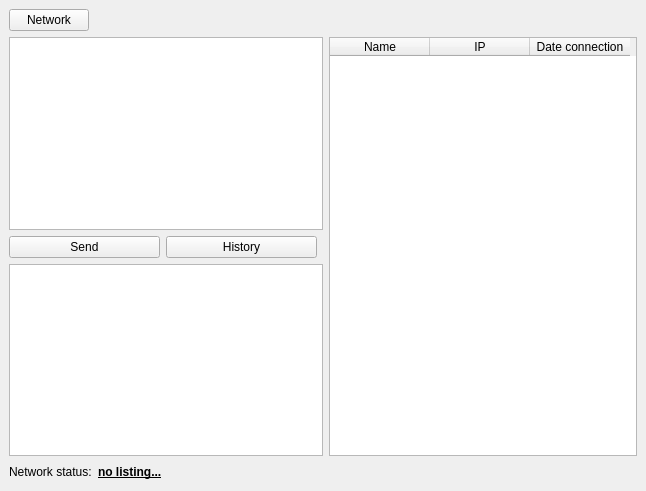
First picture: the form in tcp_chat/client/client/mainwindow.ui, repository bk-ru/OneDayCode, before the edit.
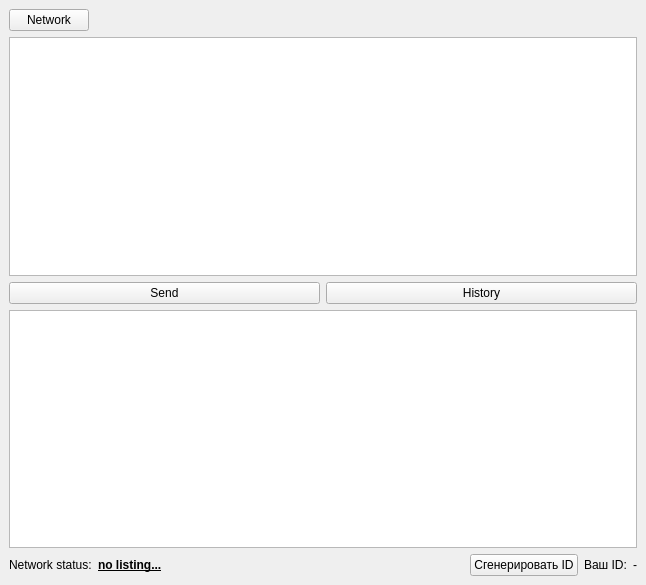
Second picture: the form after the edit.

```diff
--- a/tcp_chat/client/client/mainwindow.ui
+++ b/tcp_chat/client/client/mainwindow.ui
@@ -7,7 +7,7 @@
     <x>0</x>
     <y>0</y>
     <width>646</width>
-    <height>491</height>
+    <height>585</height>
    </rect>
   </property>
   <property name="minimumSize">
@@ -20,34 +20,8 @@
    <string>MainWindow</string>
   </property>
   <widget class="QWidget" name="centralwidget">
-   <layout class="QGridLayout" name="gridLayout">
-    <item row="2" column="2" rowspan="3">
-     <widget class="QTableWidget" name="tableWidget">
-      <column>
-       <property name="text">
-        <string>Name</string>
-       </property>
-      </column>
-      <column>
-       <property name="text">
-        <string>IP</string>
-       </property>
-      </column>
-      <column>
-       <property name="text">
-        <string>Date connection</string>
-       </property>
-      </column>
-     </widget>
-    </item>
-    <item row="2" column="0" colspan="2">
-     <widget class="QTextBrowser" name="textBrowser">
-      <property name="enabled">
-       <bool>true</bool>
-      </property>
-     </widget>
-    </item>
-    <item row="0" column="0">
+   <layout class="QVBoxLayout" name="verticalLayout_2">
+    <item>
      <layout class="QHBoxLayout" name="horizontalLayout_5">
       <item>
        <widget class="QPushButton" name="network">
@@ -71,10 +45,43 @@
       </item>
      </layout>
     </item>
-    <item row="4" column="0" colspan="2">
-     <widget class="QTextEdit" name="textEdit"/>
+    <item>
+     <layout class="QHBoxLayout" name="horizontalLayout">
+      <item>
+       <layout class="QVBoxLayout" name="verticalLayout">
+        <item>
+         <widget class="QTextBrowser" name="textBrowser">
+          <property name="enabled">
+           <bool>true</bool>
+          </property>
+         </widget>
+        </item>
+        <item>
+         <layout class="QHBoxLayout" name="horizontalLayout_7">
+          <item>
+           <widget class="QPushButton" name="send">
+            <property name="text">
+             <string>Send</string>
+            </property>
+           </widget>
+          </item>
+          <item>
+           <widget class="QPushButton" name="history">
+            <property name="text">
+             <string>History</string>
+            </property>
+           </widget>
+          </item>
+         </layout>
+        </item>
+        <item>
+         <widget class="QTextEdit" name="textSend"/>
+        </item>
+       </layout>
+      </item>
+     </layout>
     </item>
-    <item row="5" column="0">
+    <item>
      <layout class="QHBoxLayout" name="horizontalLayout_6">
       <item>
        <widget class="QLabel" name="label_3">
@@ -110,21 +117,24 @@
         </property>
        </spacer>
       </item>
-     </layout>
-    </item>
-    <item row="3" column="0">
-     <layout class="QHBoxLayout" name="horizontalLayout_7">
       <item>
-       <widget class="QPushButton" name="send">
+       <widget class="QPushButton" name="newID">
         <property name="text">
-         <string>Send</string>
+         <string>Сгенерировать ID</string>
         </property>
        </widget>
       </item>
       <item>
-       <widget class="QPushButton" name="history">
+       <widget class="QLabel" name="label">
         <property name="text">
-         <string>History</string>
+         <string>Ваш ID:</string>
+        </property>
+       </widget>
+      </item>
+      <item>
+       <widget class="QLabel" name="myID">
+        <property name="text">
+         <string>-</string>
         </property>
        </widget>
       </item>
```
